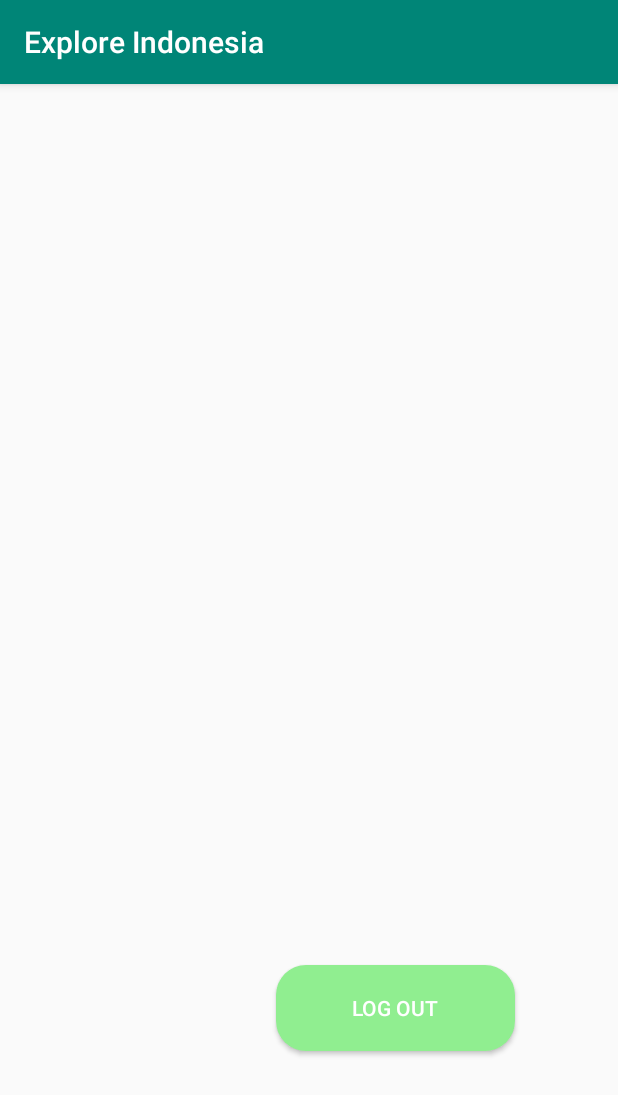
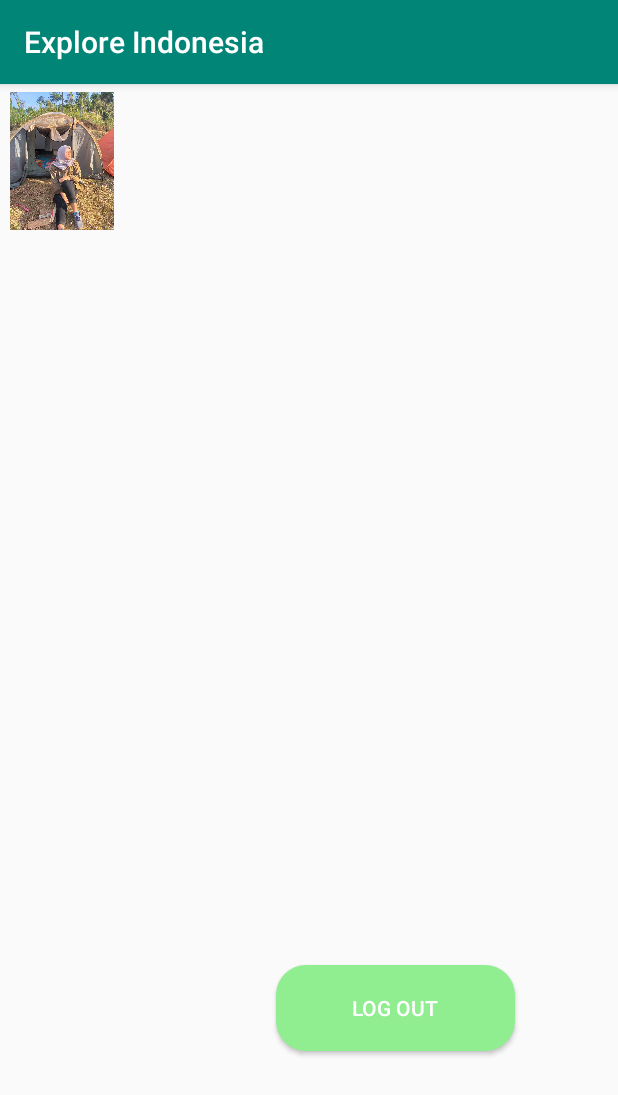
Before and after one commit to ditaprll/ExploreIndonesiaa, an Android app: the Profile_User screen opened directly, with no data from a screen before it, on a phone screen of 412 x 824 dp. Shown: the top 1095 px of the screen. Run offline under Robolectric (Android 15) with nearby library versions, the phone set to English and light mode, and no system bars.

Commit message:
menambahkan image profil user #30

```diff
--- /dev/null
+++ b/app/src/main/res/drawable/android/widget/annotations.xml
@@ -0,0 +1,5 @@
+<root>
+    <item name='android.widget.ImageView'>
+        <annotation name='java.lang.Deprecated' />
+    </item>
+</root>
--- a/app/src/main/res/layout/activity_profile__user.xml
+++ b/app/src/main/res/layout/activity_profile__user.xml
@@ -29,12 +29,28 @@
         android:id="@+id/nama_user"
         android:layout_width="243dp"
         android:layout_height="36dp"
-        android:layout_marginStart="100dp"
-        android:layout_marginLeft="100dp"
         app:layout_constraintBottom_toBottomOf="parent"
         app:layout_constraintEnd_toEndOf="parent"
         app:layout_constraintHorizontal_bias="0.0"
         app:layout_constraintStart_toStartOf="parent"
         app:layout_constraintTop_toTopOf="parent"
         app:layout_constraintVertical_bias="0.095" />
+
+    <ImageView
+        android:layout_width="71dp"
+        android:layout_height="92dp"
+        android:layout_margin="5dp"
+        android:adjustViewBounds="true"
+
+        android:layuout_width="124dp"
+        android:scaleType="centerInside"
+        android:src="@drawable/ic_user"
+        app:layout_constraintBottom_toBottomOf="parent"
+        app:layout_constraintEnd_toEndOf="parent"
+        app:layout_constraintHorizontal_bias="0.0"
+        app:layout_constraintStart_toStartOf="parent"
+        app:layout_constraintTop_toTopOf="parent"
+        app:layout_constraintVertical_bias="0.0" />
+
+
 </androidx.constraintlayout.widget.ConstraintLayout>
```
Also changed, not shown: app/src/main/res/drawable/ic_user.jpg (added).
